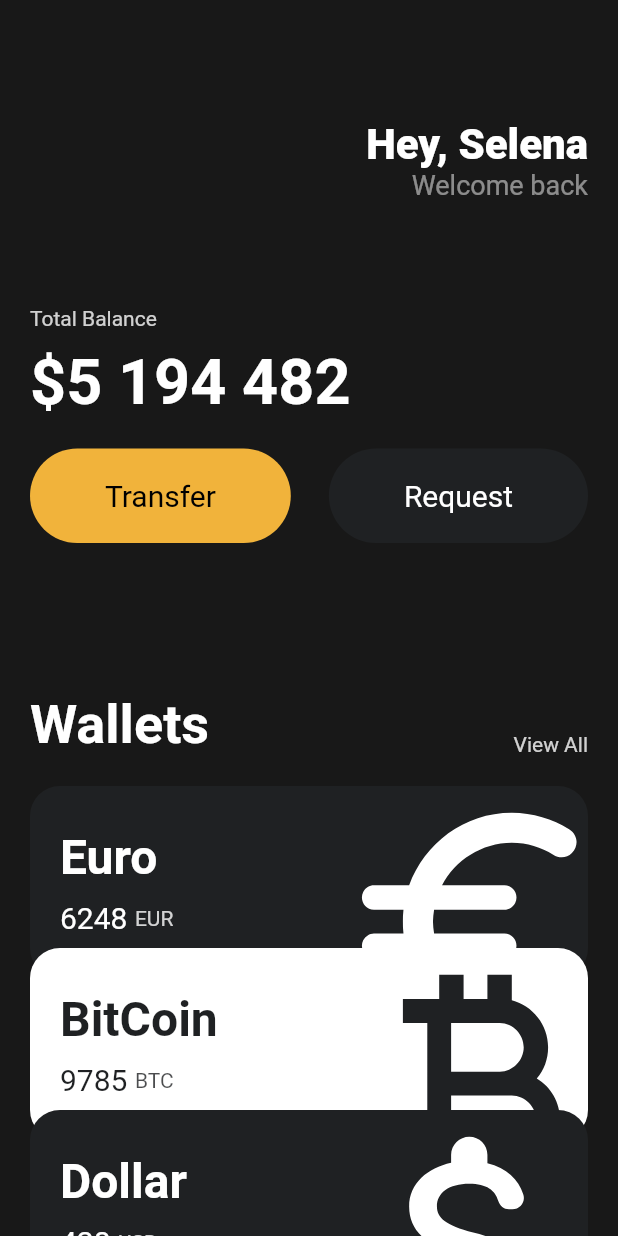
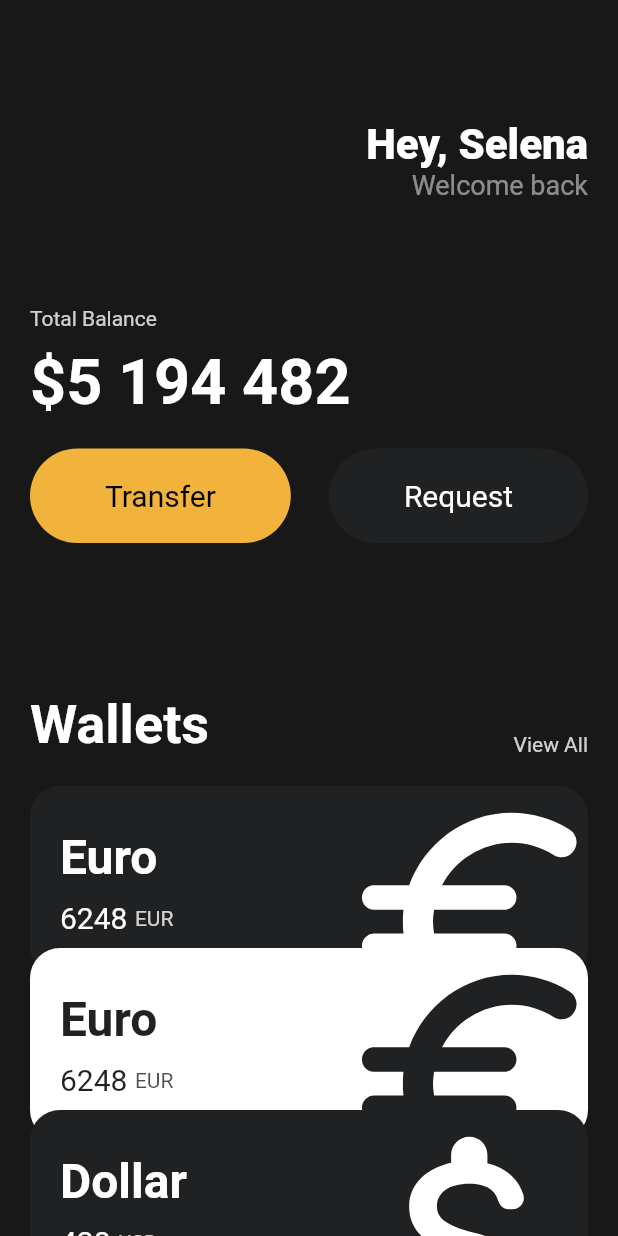
Before and after one commit to happy789515/toonflix, a Flutter app: the screen it shows after launch, on a phone screen of 412 x 824 dp. Run offline on Flutter 3.47's test engine with Material 2 defaults, Android fonts, the phone set to English and light mode, and no system bars.

Commit message:
Code Challenge

```diff
--- a/lib/main.dart
+++ b/lib/main.dart
@@ -110,32 +110,28 @@ class App extends StatelessWidget {
                 const SizedBox(
                   height: 20,
                 ),
-                const CurrencyCard(
+                CurrencyCard(
                   name: 'Euro',
                   code: 'EUR',
                   amount: '6248',
                   icon: Icons.euro_rounded,
                   isInverted: false,
                 ),
-                Transform.translate(
-                  offset: const Offset(0, -20),
-                  child: const CurrencyCard(
-                    name: 'BitCoin',
-                    code: 'BTC',
-                    amount: '9785',
-                    icon: Icons.currency_bitcoin,
+                CurrencyCard(
+                  name: 'Euro',
+                  code: 'EUR',
+                  amount: '6248',
+                  icon: Icons.euro_rounded,
                   isInverted: true,
+                  order: 1,
                 ),
-                ),
-                Transform.translate(
-                  offset: const Offset(0, -40),
-                  child: const CurrencyCard(
+                CurrencyCard(
                   name: 'Dollar',
                   code: 'USD',
                   amount: '428',
                   icon: Icons.attach_money_rounded,
                   isInverted: false,
-                  ),
+                  order: 2,
                 ),
               ],
             ),
--- a/lib/widgets/currency_card.dart
+++ b/lib/widgets/currency_card.dart
@@ -5,18 +5,22 @@ class CurrencyCard extends StatelessWidget {
   final IconData icon;
   final bool isInverted;
   final _blackColor = const Color(0xFF1F2123);
+  int order;
 
-  const CurrencyCard(
+  CurrencyCard(
       {super.key,
       required this.name,
       required this.code,
       required this.amount,
       required this.icon,
-      required this.isInverted});
+      required this.isInverted,
+      this.order = 0});
 
   @override
   Widget build(BuildContext context) {
-    return Container(
+    return Transform.translate(
+      offset: Offset(0, order * -20),
+      child: Container(
         clipBehavior: Clip.hardEdge,
         decoration: BoxDecoration(
           color: isInverted ? Colors.white : _blackColor,
@@ -75,6 +79,7 @@ class CurrencyCard extends StatelessWidget {
             ],
           ),
         ),
+      ),
     );
   }
 }
```
Lines whose indentation alone changed are shown as unchanged.
